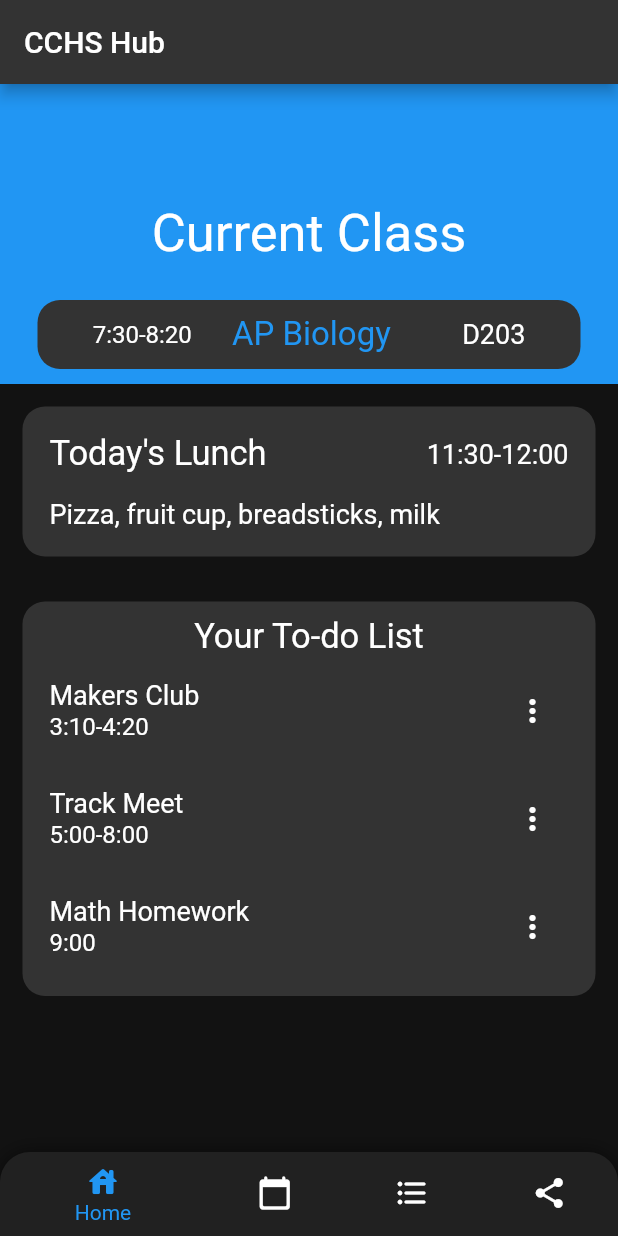
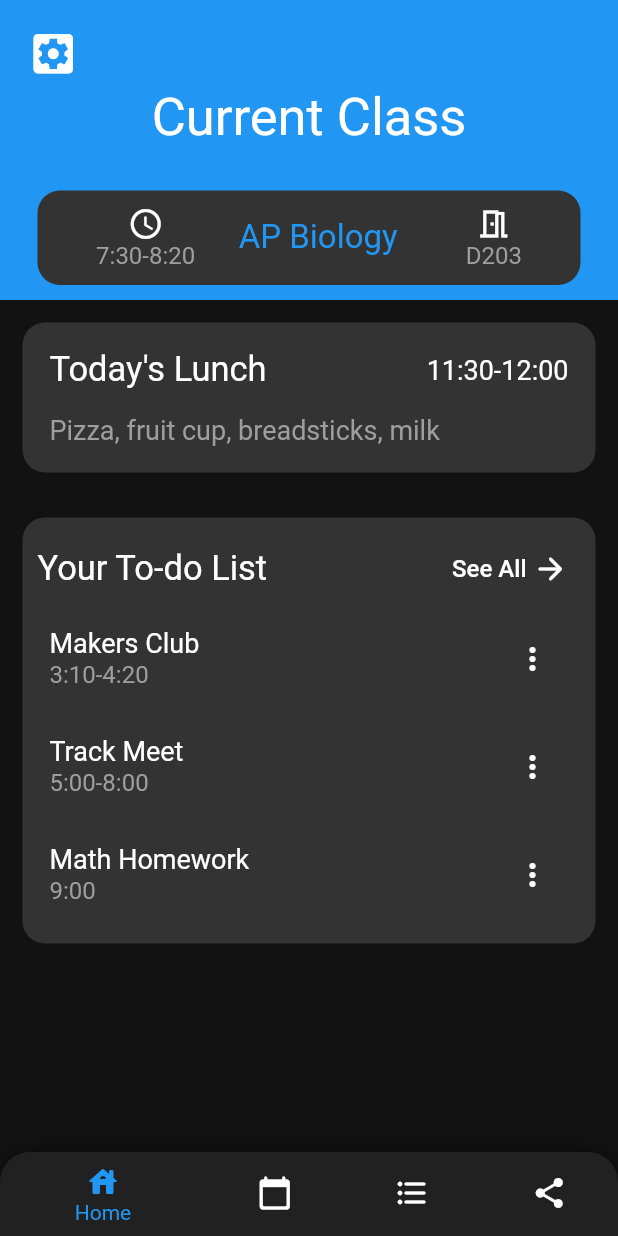
Before and after one commit to Quantam-Studios/CCHS-Hub-Rework-of-fbla-app-2021-2022, a Flutter app: the screen it shows after launch, after a tap on the "more vert" icon, on a phone screen of 412 x 824 dp. Run offline on Flutter 3.47's test engine with Material 2 defaults, Android fonts, the phone set to English and light mode, and no system bars; our stand-ins replace sizer.

Commit message:
Home Page UI Touch Ups.
Text coloring, and sizing has been changed, and a few buttons have been added (with no functionality yet).

```diff
--- a/lib/HomePage.dart
+++ b/lib/HomePage.dart
@@ -1,6 +1,6 @@
 import 'package:flutter/material.dart';
-import 'package:carousel_slider/carousel_slider.dart';
 import 'package:sizer/sizer.dart';
+import 'main.dart';
 
 class HomePage extends StatelessWidget {
   @override
@@ -18,7 +18,7 @@ class HomePage extends StatelessWidget {
           ),
           // LUNCH FOR THE DAY
           _lunchForTheDay(),
-          // TODO LIST FOR THE DAY
+          // TO-DO LIST FOR THE DAY
           _todoListForTheDay(),
         ],
       ),
@@ -30,9 +30,13 @@ class HomePage extends StatelessWidget {
 _topSection() {
   return Container(
     color: Colors.blue,
-    padding: EdgeInsets.all(10.0),
+    padding: const EdgeInsets.all(10.0),
     height: 200,
-    child: Center(
+    child: Column(
+      crossAxisAlignment: CrossAxisAlignment.start,
+      children: [
+        _optionsMenuButton(),
+        const Center(
           child: Text(
             "Current Class",
             style: TextStyle(
@@ -40,20 +44,37 @@ _topSection() {
             ),
           ),
         ),
+      ],
+    ),
   );
 }
+
+// OPTIONS MENU BUTTON
+_optionsMenuButton() {
+  return IconButton(
+    onPressed: () => {},
+    icon: Icon(
+      Icons.settings_applications_sharp,
+      color: Colors.white,
+      size: 35,
+    ),
+  );
+}
+
+// OPTIONS MENU
+_optionsMenu() {}
 
 // CURRENT CLASS INFORMATION CONTAINER
 // this contains, and styles the container showing the current class, time, and room
 _currentClassInfo() {
   return Container(
-    margin: EdgeInsets.symmetric(
+    margin: const EdgeInsets.symmetric(
       vertical: 10.0,
       horizontal: 25.0,
     ),
-    padding: EdgeInsets.all(10.0),
+    padding: const EdgeInsets.all(10.0),
     decoration: BoxDecoration(
-      color: Color(0xFF333333),
+      color: const Color(0xFF333333),
       borderRadius: BorderRadius.circular(15.0),
     ),
     child: Center(
@@ -61,22 +82,44 @@ _currentClassInfo() {
         children: [
           Row(
             children: [
-              Spacer(),
+              const Spacer(),
+              Column(
+                children: const [
+                  Icon(
+                    Icons.access_time_rounded,
+                    color: Colors.white,
+                  ),
                   Text(
                     '7:30-8:20',
-                style: TextStyle(fontSize: 16),
+                    style: TextStyle(
+                      fontSize: 16,
+                      color: Colors.grey,
                     ),
-              Spacer(),
-              Text(
+                  ),
+                ],
+              ),
+              const Spacer(),
+              const Text(
                 'AP Biology   ',
                 style: TextStyle(fontSize: 22, color: Colors.blue),
               ),
-              Spacer(),
+              const Spacer(),
+              Column(
+                children: const [
+                  Icon(
+                    Icons.meeting_room_outlined,
+                    color: Colors.white,
+                  ),
                   Text(
-                ' D203',
-                style: TextStyle(fontSize: 18),
+                    'D203',
+                    style: TextStyle(
+                      fontSize: 16,
+                      color: Colors.grey,
                     ),
-              Spacer(),
+                  ),
+                ],
+              ),
+              const Spacer(),
             ],
           ),
         ],
@@ -88,10 +131,10 @@ _currentClassInfo() {
 // LUNCH FOR THE CURRENT DAY CONTAINER
 _lunchForTheDay() {
   return Container(
-    margin: EdgeInsets.all(15.0),
-    padding: EdgeInsets.all(10.0),
+    margin: const EdgeInsets.all(15.0),
+    padding: const EdgeInsets.all(10.0),
     decoration: BoxDecoration(
-      color: Color(0xFF333333),
+      color: const Color(0xFF333333),
       borderRadius: BorderRadius.circular(15.0),
     ),
     child: Column(
@@ -101,7 +144,7 @@ _lunchForTheDay() {
         Padding(
           padding: const EdgeInsets.all(8.0),
           child: Row(
-            children: [
+            children: const [
               // TITLE
               Text(
                 "Today's Lunch",
@@ -111,17 +154,22 @@ _lunchForTheDay() {
               // TIME
               Text(
                 "11:30-12:00",
-                style: TextStyle(fontSize: 18),
+                style: TextStyle(
+                  fontSize: 18,
+                ),
               )
             ],
           ),
         ),
         // LUNCH ITEMS
-        Padding(
-          padding: const EdgeInsets.all(8.0),
+        const Padding(
+          padding: EdgeInsets.all(8.0),
           child: Text(
             "Pizza, fruit cup, breadsticks, milk",
-            style: TextStyle(fontSize: 18),
+            style: TextStyle(
+              fontSize: 18,
+              color: Colors.grey,
+            ),
           ),
         ),
       ],
@@ -129,23 +177,48 @@ _lunchForTheDay() {
   );
 }
 
-// TODO LIST FOR THE DAY
+// TO-DO LIST FOR THE DAY
 _todoListForTheDay() {
   return Container(
-    margin: EdgeInsets.all(15.0),
-    padding: EdgeInsets.all(10.0),
+    margin: const EdgeInsets.all(15.0),
+    padding: const EdgeInsets.all(10.0),
     decoration: BoxDecoration(
-      color: Color(0xFF333333),
+      color: const Color(0xFF333333),
       borderRadius: BorderRadius.circular(15.0),
     ),
     child: Column(
       children: [
+        Row(
+          children: [
             // TITLE
+            const Text(
+              "Your To-do List",
+              style: TextStyle(
+                fontSize: 23,
+              ),
+            ),
+            const Spacer(),
+            // ADD MORE BUTTON
+            // button that brings the user to the planner page allowing them to add more
+            TextButton(
+              onPressed: () => {},
+              style: TextButton.styleFrom(primary: Colors.grey),
+              child: Row(
+                children: const [
                   Text(
-          "Your To-do List",
-          style: TextStyle(fontSize: 23),
+                    "See All ",
+                    style: TextStyle(
+                      color: Colors.white,
+                      fontSize: 16,
                     ),
-        // TODO ITEMS
+                  ),
+                  Icon(Icons.arrow_forward_rounded, color: Colors.white)
+                ],
+              ),
+            )
+          ],
+        ),
+        // TO-DO LIST ITEMS
         _todoListItem("Makers Club", "3:10-4:20"),
         _todoListItem("Track Meet", "5:00-8:00"),
         _todoListItem("Math Homework", "9:00"),
@@ -154,27 +227,30 @@ _todoListForTheDay() {
   );
 }
 
-// TODO ITEM TILE
+// TO-DO ITEM TILE
 _todoListItem(String title, String time) {
   return ListTile(
-    contentPadding: EdgeInsets.symmetric(
+    contentPadding: const EdgeInsets.symmetric(
       vertical: 0.0,
       horizontal: 8.0,
     ),
     title: Text(
       title,
-      style: TextStyle(fontSize: 18),
+      style: const TextStyle(
+        fontSize: 18,
+        color: Colors.white,
+      ),
     ),
     subtitle: Text(
       time,
-      style: TextStyle(fontSize: 16),
+      style: const TextStyle(fontSize: 16),
     ),
     trailing: IconButton(
       color: Colors.white,
-      icon: Icon(Icons.more_vert_rounded),
+      icon: const Icon(Icons.more_vert_rounded),
       onPressed: () => {},
     ),
-    textColor: Colors.white,
-    tileColor: Color(0xFF333333),
+    textColor: Colors.grey,
+    tileColor: const Color(0xFF333333),
   );
 }
--- a/lib/main.dart
+++ b/lib/main.dart
@@ -50,9 +50,6 @@ class _MyHomePageState extends State<MyHomePage> {
     ];
 
     return Scaffold(
-      appBar: AppBar(
-        title: Text(widget.title),
-      ),
       // Bottom Bar
       bottomNavigationBar: Container(
         decoration: BoxDecoration(
@@ -74,7 +71,7 @@ class _MyHomePageState extends State<MyHomePage> {
             backgroundColor: Color(0xFF212121),
             currentIndex: _selectedIndex,
             showSelectedLabels: true,
-            onTap: _onItemTapped,
+            onTap: _onNewPageSelected,
             selectedItemColor: Colors.blue,
             unselectedItemColor: Colors.white,
             type: BottomNavigationBarType.shifting,
@@ -118,7 +115,7 @@ class _MyHomePageState extends State<MyHomePage> {
   }
 
   //Bottom Bar functionaity
-  void _onItemTapped(int index) {
+  void _onNewPageSelected(int index) {
     setState(() {
       _selectedIndex = index;
     });
```
Lines whose indentation alone changed are shown as unchanged.
